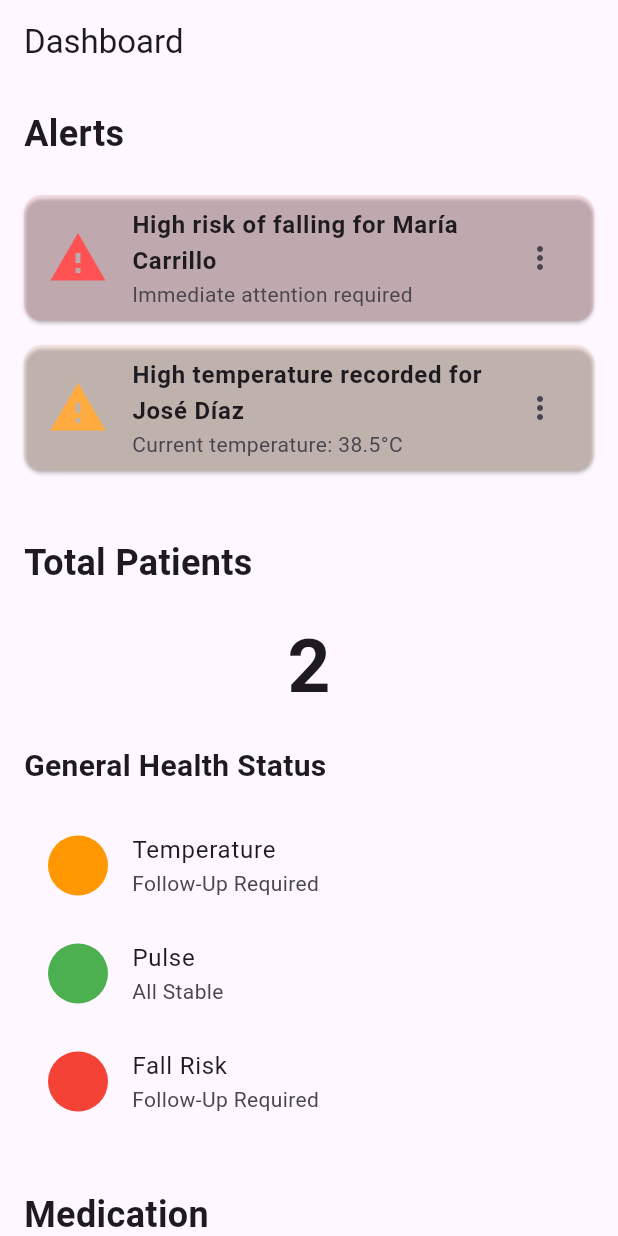
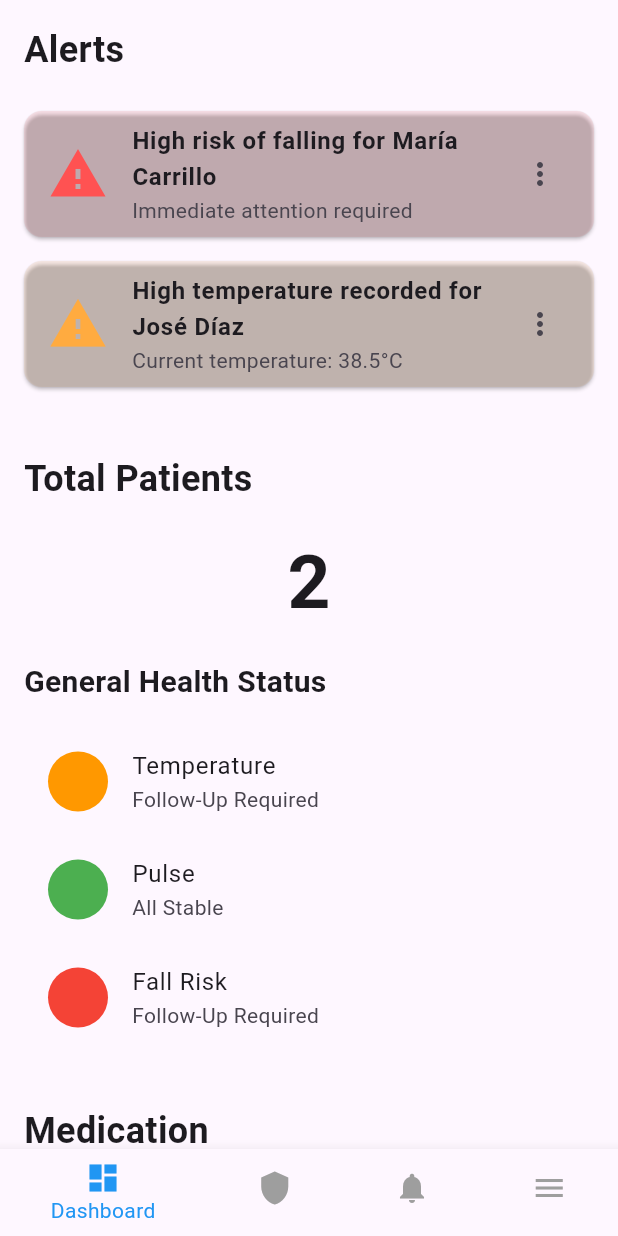
Before and after one commit to IoT-SocialTech/mobile-application-miam, a Flutter app: the MonitoringScreen screen opened directly, on a phone screen of 412 x 824 dp. Run offline on Flutter 3.47's test engine with Material 3 defaults, Android fonts, the light colour scheme and no system bars; our stand-ins replace bloc, flutter_bloc.

```diff
--- a/lib/account/infrastructure/repositories_implementations/auth_repository_impl.dart
+++ b/lib/account/infrastructure/repositories_implementations/auth_repository_impl.dart
@@ -7,8 +7,8 @@ class AuthRepositoryImpl implements AuthRepository {
     // Aquí es donde iría tu lógica de autenticación, como una llamada a un servidor de autenticación o Firebase.
     // Puedes simular un inicio de sesión por ahora:
     await Future.delayed(Duration(seconds: 2)); // Simular tiempo de espera
-    if (email != "test@example.com" || password != "password") {
-      throw Exception("Invalid email or password");
-    }
+    //if (email != "test@example.com" || password != "password") {
+    // throw Exception("Invalid email or password");
+    //}
   }
 }
--- a/lib/metrics/presentation/screens/monitoring_screen.dart
+++ b/lib/metrics/presentation/screens/monitoring_screen.dart
@@ -1,17 +1,16 @@
-// lib/metrics/presentation/screens/monitoring_screen.dart
 import 'package:flutter/material.dart';
-import 'package:flutter_bloc/flutter_bloc.dart';
-import 'package:miam_flutter/metrics/application/bloc_or_cubit/vital_sign_cubit.dart';
-import 'package:miam_flutter/metrics/domain/entities/vital_sign.dart';
-
 
 class MonitoringScreen extends StatelessWidget {
+
+  int _selectedIndex = 0;
+
+  // Función que gestiona el cambio de pestaña en el BottomNavigationBar
+  void _onItemTapped(int index) {
+    _selectedIndex = index;
+  }
   @override
   Widget build(BuildContext context) {
     return Scaffold(
-      appBar: AppBar(
-        title: Text("Dashboard"),
-      ),
       body: SingleChildScrollView(
         child: Column(
           crossAxisAlignment: CrossAxisAlignment.start,
@@ -134,6 +133,37 @@ class MonitoringScreen extends StatelessWidget {
           ],
         ),
       ),
+      // Bottom Navigation Bar
+      bottomNavigationBar: BottomNavigationBar(
+        items: [
+          BottomNavigationBarItem(
+            icon: Icon(Icons.dashboard),
+            label: 'Dashboard',
+          ),
+          BottomNavigationBarItem(
+            icon: Icon(Icons.shield),
+            label: 'Security',
+          ),
+          BottomNavigationBarItem(
+            icon: Icon(Icons.notifications),
+            label: 'Notifications',
+          ),
+          BottomNavigationBarItem(
+            icon: Icon(Icons.menu), // Menu Hamburguesa
+            label: 'Menu',
+          ),
+        ],
+        currentIndex: _selectedIndex,
+        selectedItemColor: Colors.blue,
+        unselectedItemColor: Colors.grey,
+        onTap: (index) {
+          if (index == 3) {
+            Scaffold.of(context).openDrawer(); // Abre el Drawer si selecciona el ícono de menú
+          } else {
+            _onItemTapped(index); // Cambia la página si selecciona otro ícono
+          }
+        },
+      ),
     );
   }
 
```
Also changed, not shown: lib/account/presentation/screens/login_screen.dart (+9 -3 lines), lib/main.dart (+5 -4 lines).
